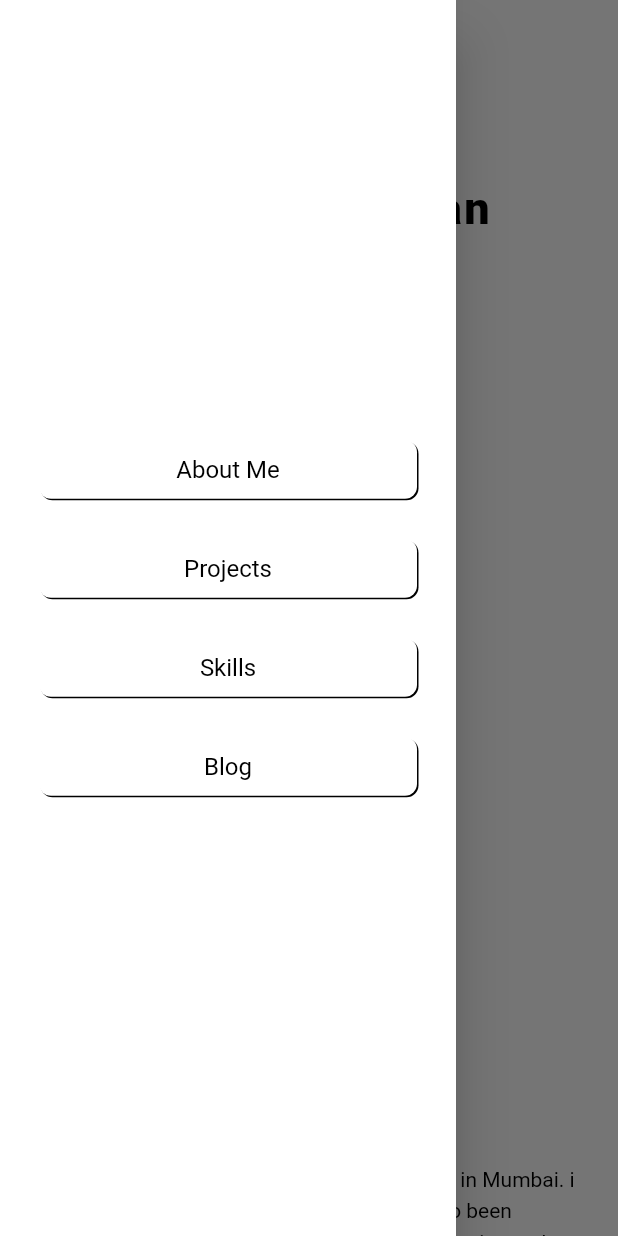
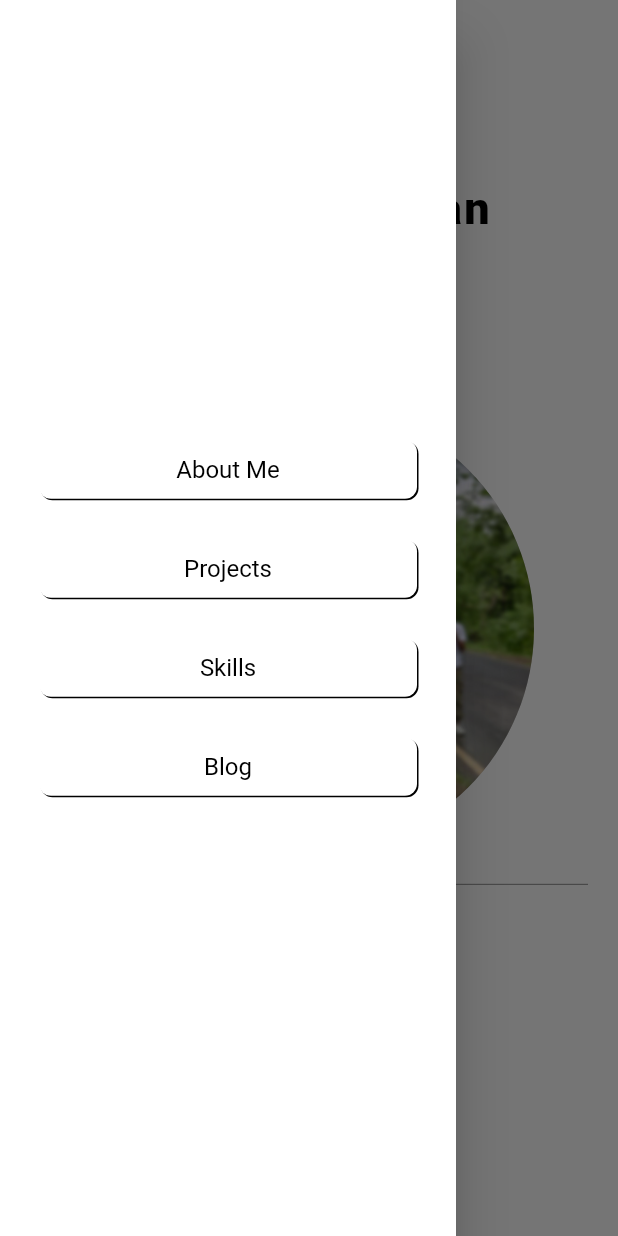
Before and after one commit to om-chauhan/developer_portfolio_flutter, a Flutter app: the screen it shows after launch, with the side drawer open, on a phone screen of 412 x 824 dp. Run offline on Flutter 3.47's test engine with Material 2 defaults, Android fonts, the phone set to English and light mode, and no system bars; our stand-ins replace cached_network_image, firebase_core, flutter_svg, font_awesome_flutter, url_strategy; accounts and stored records are empty.

Commit message:
update details

```diff
--- a/lib/all_imports.dart
+++ b/lib/all_imports.dart
@@ -1,18 +1,17 @@
 export 'package:flutter/material.dart';
 export 'package:om_chauhan/utils/colors.dart';
 export 'package:om_chauhan/view/home/about/about.dart';
-export 'package:om_chauhan/view/home/appbar/top_menu.dart.dart';
+export 'package:om_chauhan/view/home/app_bar/top_menu.dart.dart';
 export 'package:om_chauhan/view/home/footer/footer.dart';
 export 'package:om_chauhan/view/home/hero/hero_cta.dart';
 export 'package:om_chauhan/view/home/project/project.dart';
 export 'package:flutter/material.dart';
 export 'package:om_chauhan/view/home/home.dart';
 export 'package:om_chauhan/widgets/app_bar_item.dart';
-export 'package:om_chauhan/widgets/textbuilder.dart';
+export 'package:om_chauhan/widgets/text_builder.dart';
 export 'package:font_awesome_flutter/font_awesome_flutter.dart';
 export 'package:om_chauhan/controller/project_controller.dart';
 export 'package:om_chauhan/widgets/custom_button.dart';
-export 'package:blobs/blobs.dart';
 export 'package:om_chauhan/model/project_model.dart';
 export 'package:flutter_svg/flutter_svg.dart';
 export 'package:om_chauhan/utils/strings.dart';
@@ -22,7 +21,7 @@ export 'package:url_strategy/url_strategy.dart';
 export 'package:om_chauhan/utils/url_launch.dart';
 export 'package:flutter/material.dart';
 export 'package:om_chauhan/utils/colors.dart';
-export 'package:om_chauhan/widgets/textbuilder.dart';
+export 'package:om_chauhan/widgets/text_builder.dart';
 export 'package:om_chauhan/utils/responsive.dart';
 export 'package:om_chauhan/view/home/skills/skills.dart';
 export 'package:om_chauhan/widgets/mobile_drawer.dart';
--- a/lib/utils/strings.dart
+++ b/lib/utils/strings.dart
@@ -1,11 +1,10 @@
 const String name = 'Omprakash Chauhan';
 const String role = 'Flutter Developer';
 const String about =
-    "My name is Omprakash, i'm 23 years old, i live in Mumbai. i am currently studying at an university. i've also been studying a lot on my own to learn new technologies and skills.\n\nI started as a Software Engineering Trainee in 2021. Since the i have been dedicating about 4hrs a day to studies. I see that i am on the right path because i see the result that the dedicates hours bring.";
+    "My name is Omprakash, I'm 23 years old, and I live in Mumbai. I am currently studying at a university. I've also been studying a lot on my own to learn new technologies and skills.\n\nI started as a Software Engineering Trainee in 2021. I have been dedicating about 4-5 hrs a day to code. ";
 //  URL
 const String github = 'https://github.com/om-chauhan';
 const String linkedin = 'https://linkedin.com/in/omprakash-chauhan/';
-const String whatsApp = 'https://wa.me/917715014309?text=Hello,%20How%20are%20you?';
 const String twitter = 'https://twitter.com/_Omi_Op';
 const String emailId = 'omi8655@gmail.com';
 const String miStoreIcon = 'assets/images/getApps_badge.png';
--- a/lib/view/home/about/about.dart
+++ b/lib/view/home/about/about.dart
@@ -116,18 +116,18 @@ class _AboutState extends State<About> {
                             UrlLaunch.launchInBrowser(url: linkedin);
                           },
                         ),
-                        const SizedBox(width: 50.0),
-                        CustomButton(
-                          title: 'Resume',
-                          icon: FontAwesomeIcons.download,
-                          onTap: () {
-                            if (kDebugMode) {
-                              print('Resume Button Clicked');
-                            }
+                        // const SizedBox(width: 50.0),
+                        // CustomButton(
+                        //   title: 'Resume',
+                        //   icon: FontAwesomeIcons.download,
+                        //   onTap: () {
+                        //     if (kDebugMode) {
+                        //       print('Resume Button Clicked');
+                        //     }
 
-                            UrlLaunch.launchInBrowser(url: github);
-                          },
-                        ),
+                        //     UrlLaunch.launchInBrowser(url: github);
+                        //   },
+                        // ),
                       ],
                     )
                   ],
--- a/lib/view/home/hero/hero_cta.dart
+++ b/lib/view/home/hero/hero_cta.dart
@@ -54,14 +54,10 @@ class _HeroCtaState extends State<HeroCta> {
                       ),
                       const SizedBox(height: 20.0),
                       CustomButton(
-                        title: 'WhatsApp',
-                        icon: FontAwesomeIcons.whatsapp,
+                        title: 'Email',
+                        icon: FontAwesomeIcons.envelope,
                         onTap: () {
-                          if (kDebugMode) {
-                            print('WhatsApp Button Clicked');
-                          }
-
-                          UrlLaunch.launchInBrowser(url: whatsApp);
+                          UrlLaunch.makeEmail(body: 'Hello, ', email: emailId, subject: 'Hello, I need Assistant');
                         },
                       )
                     ],
@@ -72,17 +68,11 @@ class _HeroCtaState extends State<HeroCta> {
                   child: Container(
                     alignment: Alignment.centerRight,
                     padding: const EdgeInsets.all(20),
-                    child: Blob.fromID(
-                      id: const ['20-9-80'],
-                      size: 400,
-                      styles: BlobStyles(
-                        color: Colors.black12,
-                        fillType: BlobFillType.fill,
-                      ),
-                      child: SvgPicture.asset(
-                        'assets/icons/programming.svg',
-                        height: 200,
-                        width: 200,
+                    child: const CircleAvatar(
+                      backgroundColor: Colors.black12,
+                      radius: 300,
+                      backgroundImage: AssetImage(
+                        'assets/images/my_pic.jpg',
                       ),
                     ),
                   ),
@@ -121,32 +111,22 @@ class _HeroCtaState extends State<HeroCta> {
                     ),
                     const SizedBox(height: 20.0),
                     CustomButton(
-                      title: 'WhatsApp',
-                      icon: FontAwesomeIcons.whatsapp,
+                      title: 'Email',
+                      icon: FontAwesomeIcons.envelope,
                       onTap: () {
-                        if (kDebugMode) {
-                          print('WhatsApp Button Clicked');
-                        }
-
-                        UrlLaunch.launchInBrowser(url: whatsApp);
+                        UrlLaunch.makeEmail(body: 'Hello, ', email: emailId, subject: 'Hello, I need Assistant');
                       },
                     )
                   ],
                 ),
                 Container(
-                  alignment: Alignment.centerLeft,
+                  alignment: Alignment.center,
                   padding: const EdgeInsets.all(20),
-                  child: Blob.fromID(
-                    id: const ['20-9-80'],
-                    size: Responsive.isTablet(context) ? 400 : 300,
-                    styles: BlobStyles(
-                      color: kBlack,
-                      fillType: BlobFillType.fill,
-                    ),
-                    child: SvgPicture.asset(
-                      'assets/icons/programming.svg',
-                      height: 200,
-                      width: 200,
+                  child: const CircleAvatar(
+                    backgroundColor: Colors.black12,
+                    radius: 150,
+                    backgroundImage: AssetImage(
+                      'assets/images/my_pic.jpg',
                     ),
                   ),
                 )
--- a/lib/view/home/home.dart
+++ b/lib/view/home/home.dart
@@ -1,5 +1,7 @@
 import 'package:om_chauhan/all_imports.dart';
 import 'dart:developer' as dev;
+
+import 'package:om_chauhan/widgets/custom_divider.dart';
 
 class Home extends StatelessWidget {
   const Home({Key? key}) : super(key: key);
@@ -56,9 +58,13 @@ class Home extends StatelessWidget {
                     )
                   : MobileHeader(drawerKey: _drawerKey),
               HeroCta(key: _topKey),
+              const CustomDivider(),
               About(key: _aboutKey),
+              const CustomDivider(),
               Project(key: _projectKey),
+              const CustomDivider(),
               Skills(key: _skillsKey),
+              const CustomDivider(),
               Footer(
                 clickToTop: () {
                   if (Responsive.isDesktop(context)) {
--- /dev/null
+++ b/lib/widgets/custom_divider.dart
@@ -0,0 +1,16 @@
+import 'package:om_chauhan/all_imports.dart';
+
+class CustomDivider extends StatelessWidget {
+  const CustomDivider({Key? key}) : super(key: key);
+  @override
+  Widget build(BuildContext context) {
+    return Padding(
+      padding: EdgeInsets.symmetric(horizontal: Responsive.isDesktop(context) ? 120 : 20),
+      child: Divider(
+        color: Colors.black.withOpacity(0.6),
+        thickness: 0.5,
+        height: 1,
+      ),
+    );
+  }
+}
```
Also changed, not shown: pubspec.yaml (+4 -4 lines), assets/images/my_pic.jpg (added), lib/view/home/app_bar/top_menu.dart.dart (renamed from lib/view/home/appbar/top_menu.dart.dart), lib/widgets/text_builder.dart (renamed from lib/widgets/textbuilder.dart), pubspec.lock.
